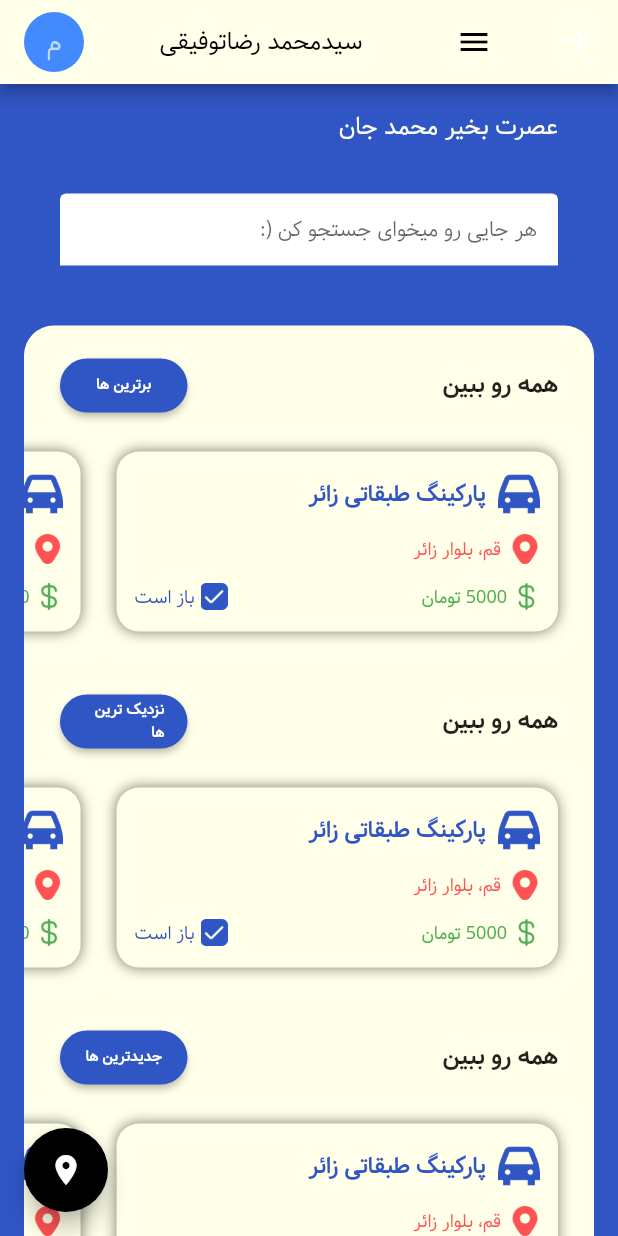
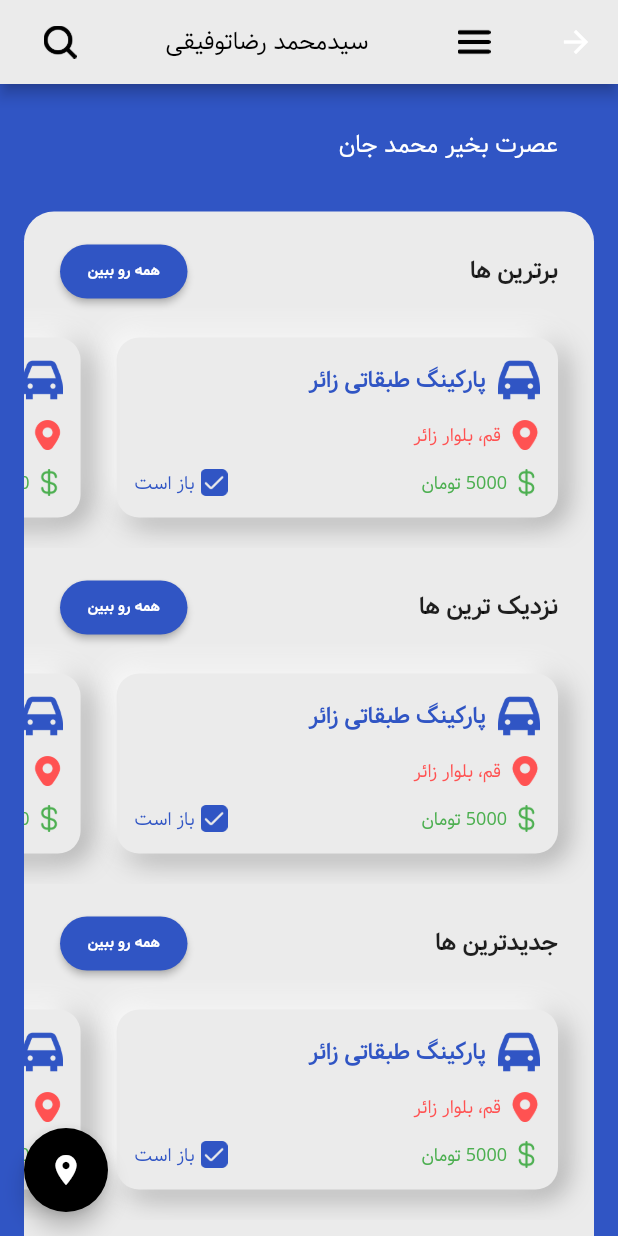
Before and after one commit to smrTofighi/parking_app, a Flutter app: the MainPage screen opened directly, on a phone screen of 412 x 824 dp. Run offline on Flutter 3.47's test engine with Material 2 defaults, Android fonts, the phone set to English and light mode, and no system bars; our stand-ins replace flutter_spinkit, get, get_storage, smooth_page_indicator; accounts and stored records are empty.

Commit message:
add picture and change design

```diff
--- a/lib/core/styles/button_styles.dart
+++ b/lib/core/styles/button_styles.dart
@@ -8,7 +8,7 @@ class MyButtonStyle {
     textStyle: MaterialStateProperty.all(
       MyTextStyle.buttonTextStyle,
     ),
-    foregroundColor: MaterialStateProperty.all(SolidColors.themeColor),
+    foregroundColor: MaterialStateProperty.all(SolidColors.primery),
   );
 
   static ButtonStyle whiteTextButton = ButtonStyle(
--- a/lib/core/styles/text_styles.dart
+++ b/lib/core/styles/text_styles.dart
@@ -3,23 +3,23 @@ import '../values/colors.dart';
 
 class MyTextStyle {
   static const TextStyle hintStyle =
-      TextStyle(fontSize: 14, color: SolidColors.hintTextColor);
+      TextStyle(fontSize: 14, color: SolidColors.hintText);
 
   static const TextStyle textFieldStyle =
-      TextStyle(fontSize: 14, color: SolidColors.textBlackColor);
+      TextStyle(fontSize: 14, color: SolidColors.textBlack);
   static const TextStyle helloBigTextStyle = TextStyle(
     fontWeight: FontWeight.bold,
     fontSize: 25,
   );
   static const TextStyle middleTextGreyStyle = TextStyle(
     fontSize: 18,
-    color: SolidColors.textGreyColor,
+    color: SolidColors.textGrey,
   );
   static const TextStyle seeAllText =
       TextStyle(fontSize: 16, fontWeight: FontWeight.w700);
   static const TextStyle lowTextGreyStyle = TextStyle(
     fontSize: 13,
-    color: SolidColors.textGreyColor,
+    color: SolidColors.textGrey,
   );
   static const TextStyle buttonTextStyle = TextStyle(
     fontSize: 14,
--- a/lib/core/themes/light_theme.dart
+++ b/lib/core/themes/light_theme.dart
@@ -18,7 +18,7 @@ TextButtonThemeData textButtomTheme() {
       textStyle: MaterialStateProperty.all(
         const TextStyle(fontSize: 14),
       ),
-      foregroundColor: MaterialStateProperty.all(SolidColors.textGreyColor),
+      foregroundColor: MaterialStateProperty.all(SolidColors.textGrey),
     ),
   );
 }
@@ -26,13 +26,13 @@ TextButtonThemeData textButtomTheme() {
 ElevatedButtonThemeData elevatedButtonTheme() {
   return ElevatedButtonThemeData(
     style: ButtonStyle(
-        backgroundColor: MaterialStateProperty.all(SolidColors.themeColor)),
+        backgroundColor: MaterialStateProperty.all(SolidColors.primery)),
   );
 }
 
 InputDecorationTheme inputDecoration() {
   return const InputDecorationTheme(
-    fillColor: Colors.white,
+    fillColor: SolidColors.textFieldBackGround,
     hintStyle: MyTextStyle.hintStyle,
     contentPadding:
         EdgeInsets.only(left: 14.0, bottom: 8.0, top: 8.0, right: 14),
--- a/lib/core/values/colors.dart
+++ b/lib/core/values/colors.dart
@@ -1,22 +1,18 @@
 import 'package:flutter/material.dart';
 
 class SolidColors {
-  static const Color blackColor = Color(0xff272727);
-  static const Color yellowColor = Color(0xffFDE74C);
-  static const Color greyColor = Color(0xffC3C3C3);
+  static const Color greyBackGround = Color.fromARGB(255, 235, 235, 235);
+  static const Color textFieldBackGround = Color.fromARGB(255, 235, 235, 235);
+  static const Color primery = Color(0xff3055c4);
+  static const Color backGround = Color(0xff3055c4);
+  static const Color backGroundAppBar = Color.fromARGB(255, 235, 235, 235);
+  static const Color container = Color(0xffFFFFEA);
+  static const Color hintText = Color.fromARGB(255, 137, 137, 137);
+  static const Color bottomContainerInfoScreen =
+      Color.fromARGB(255, 90, 129, 255);
+  static const Color green = Colors.green;
+  static const Color red = Colors.redAccent;
 
-  static const Color screenColor = Color(0xffFFFFEA);
-  static const Color themeColor = Color(0xff3055c4);
-  static const Color backGroundColor = Color(0xff3055c4);
-  static const Color blueColor = Color(0xff3055c4);
-  static const Color backGroundAppBarColor = Color(0xffFFFFEA);
-  static const Color containerColor = Color(0xffFFFFEA);
-  static const Color hintTextColor = Color.fromRGBO(189, 189, 189, 1);
-  static const Color bottomContainerInfoScreenColor =
-      Color.fromARGB(255, 90, 129, 255);
-  static const Color greenColor = Colors.green;
-  static const Color redColor = Colors.redAccent;
-
-  static const Color textBlackColor = Color.fromARGB(255, 24, 24, 24);
-  static const Color textGreyColor = Color.fromRGBO(97, 97, 97, 1);
+  static const Color textBlack = Color.fromARGB(255, 24, 24, 24);
+  static const Color textGrey = Color.fromRGBO(97, 97, 97, 1);
 }
--- a/lib/core/values/dimens.dart
+++ b/lib/core/values/dimens.dart
@@ -3,4 +3,5 @@ import 'package:get/get.dart';
 class Dimens {
   static double width = Get.width;
   static double height = Get.height;
+  static const double icon = 22;
 }
--- a/lib/core/values/icons.dart
+++ b/lib/core/values/icons.dart
@@ -0,0 +1,7 @@
+import 'package:flutter/material.dart';
+import 'package:park_app/gen/assets.gen.dart';
+
+class MyIcon {
+  static Image search = Image.asset(Assets.icons.search.path);
+  static Image menu = Image.asset(Assets.icons.menu.path);
+}
--- a/lib/gen/assets.gen.dart
+++ b/lib/gen/assets.gen.dart
@@ -50,6 +50,9 @@ class $AssetsIconsGen {
   /// File path: assets/icons/logout.png
   AssetGenImage get logout => const AssetGenImage('assets/icons/logout.png');
 
+  /// File path: assets/icons/menu.png
+  AssetGenImage get menu => const AssetGenImage('assets/icons/menu.png');
+
   /// File path: assets/icons/search.png
   AssetGenImage get search => const AssetGenImage('assets/icons/search.png');
 
@@ -80,6 +83,7 @@ class $AssetsIconsGen {
         instagram,
         location,
         logout,
+        menu,
         search,
         settings,
         share,
--- a/lib/views/pages/main_page.dart
+++ b/lib/views/pages/main_page.dart
@@ -1,5 +1,7 @@
 import 'package:flutter/material.dart';
 import 'package:get/get.dart';
+import 'package:park_app/core/values/dimens.dart';
+import 'package:park_app/core/values/icons.dart';
 import 'package:park_app/views/pages/single_park_page.dart';
 import 'package:park_app/views/widgets/floating_action_button.dart';
 import '../../core/values/colors.dart';
@@ -13,22 +15,23 @@ class MainPage extends StatelessWidget {
 
   @override
   Widget build(BuildContext context) {
-    // var screenWidth = MediaQuery.of(context).size.width;
     return SafeArea(
       child: Scaffold(
-        backgroundColor: SolidColors.blueColor,
+        backgroundColor: SolidColors.backGround,
         //? appbar
         appBar: AppBar(
-          backgroundColor: SolidColors.backGroundAppBarColor,
+          backgroundColor: SolidColors.backGroundAppBar,
           title: Row(
             mainAxisAlignment: MainAxisAlignment.spaceBetween,
             children: [
               IconButton(
-                  onPressed: () {},
-                  icon: const Icon(
-                    Icons.menu,
-                    color: Colors.black,
-                  )),
+                onPressed: () {},
+                icon: ImageIcon(
+                  MyIcon.menu.image,
+                  color: Colors.black,
+                  size: Dimens.icon,
+                ),
+              ),
               const Text(
                 'سیدمحمد رضاتوفیقی',
                 style: TextStyle(
@@ -36,9 +39,13 @@ class MainPage extends StatelessWidget {
                     fontSize: 16,
                     color: Colors.black),
               ),
-              const CircleAvatar(
-                backgroundColor: Colors.blueAccent,
-                child: Text('م'),
+              IconButton(
+                onPressed: () {},
+                icon: ImageIcon(
+                  MyIcon.search.image,
+                  color: Colors.black,
+                  size: Dimens.icon,
+                ),
               ),
             ],
           ),
@@ -52,35 +59,35 @@ class MainPage extends StatelessWidget {
             child: Column(
               // mainAxisAlignment: MainAxisAlignment.center,
               children: [
-                textWelcomUser(),
-                textFieldSearch(),
+                const WelcomeUserText(),
+                // const TextFieldSearch(),
                 Container(
                   margin: const EdgeInsets.fromLTRB(8, 32, 8, 0),
                   width: Get.width,
                   decoration: const BoxDecoration(
-                    color: SolidColors.screenColor,
+                    color: SolidColors.greyBackGround,
                     borderRadius: BorderRadius.all(Radius.circular(20)),
                   ),
                   child: Column(
                     children: [
                       SeeAllAndButton(
-                        textButton: MyString.best,
+                        text: MyString.best,
                         onPressed: () {},
                       ),
-                      parkingListItem(5),
+                      const ParkingList(count: 4),
                       SeeAllAndButton(
-                        textButton: MyString.nearFromYou,
+                        text: MyString.nearFromYou,
                         onPressed: () {},
                       ),
-                      parkingListItem(
-                        5,
+                      const ParkingList(
+                        count: 5,
                       ),
                       SeeAllAndButton(
-                        textButton: MyString.newest,
+                        text: MyString.newest,
                         onPressed: () {},
                       ),
-                      parkingListItem(
-                        parkList.length,
+                      ParkingList(
+                        count: parkList.length,
                       ),
                       const SizedBox(
                         height: 60,
@@ -100,48 +107,16 @@ class MainPage extends StatelessWidget {
       ),
     );
   }
+}
 
-  Widget textFieldSearch() {
-    return const Padding(
-      padding: EdgeInsets.fromLTRB(32, 24, 32, 8),
-      child: TextField(
-        style: TextStyle(fontSize: 14),
-        decoration: InputDecoration(
-          fillColor: Colors.white,
-          hintText: 'هر جایی رو میخوای جستجو کن (:',
-          hintStyle: TextStyle(fontSize: 14),
-          contentPadding:
-              EdgeInsets.only(left: 14.0, bottom: 8.0, top: 8.0, right: 14),
-          filled: true,
-          focusedBorder: OutlineInputBorder(
-            borderSide: BorderSide(color: Colors.transparent),
-          ),
-          enabledBorder: UnderlineInputBorder(
-            borderSide: BorderSide(color: Colors.transparent),
-          ),
-          border: OutlineInputBorder(
-            borderSide: BorderSide(color: Colors.transparent),
-          ),
-        ),
-      ),
-    );
-  }
+//? Widgets
 
-  Widget textWelcomUser() {
-    return const Padding(
-      padding: EdgeInsets.fromLTRB(0, 16, 32, 8),
-      child: Align(
-        alignment: Alignment.centerRight,
-        child: Text(
-          '${MyString.goodAfternon} محمد جان',
-          style: TextStyle(
-              color: Colors.white, fontWeight: FontWeight.w100, fontSize: 16),
-        ),
-      ),
-    );
-  }
+class ParkingList extends StatelessWidget {
+  const ParkingList({super.key, required this.count});
+  final int count;
 
-  Widget parkingListItem(int count) {
+  @override
+  Widget build(BuildContext context) {
     return SizedBox(
       height: 160,
       child: ListView.builder(
@@ -155,17 +130,22 @@ class MainPage extends StatelessWidget {
                   index == parkList.length - 1 ? 24 : 0, 20, 24, 20),
               height: 120,
               padding: const EdgeInsets.fromLTRB(12, 8, 12, 8),
-              width: Get.width / 1.4,
+              width: Dimens.width / 1.4,
               decoration: BoxDecoration(
                 borderRadius: const BorderRadius.all(
                   Radius.circular(15),
                 ),
-                color: SolidColors.containerColor,
+                color: SolidColors.greyBackGround,
                 boxShadow: [
                   BoxShadow(
-                    color: Colors.black.withOpacity(0.5),
-                    blurRadius: 7,
-                  )
+                      color: Colors.grey.shade500,
+                      blurRadius: 15,
+                      offset: const Offset(5, 5)),
+                  const BoxShadow(
+                    color: Colors.white,
+                    blurRadius: 15,
+                    offset: Offset(-5, -5),
+                  ),
                 ],
               ),
               child: Column(
@@ -177,7 +157,7 @@ class MainPage extends StatelessWidget {
                       ImageIcon(
                         AssetImage(Assets.icons.car.path),
                         size: 28,
-                        color: SolidColors.blueColor,
+                        color: SolidColors.primery,
                       ),
                       const SizedBox(
                         width: 8,
@@ -185,7 +165,7 @@ class MainPage extends StatelessWidget {
                       Text(
                         parkList[index].name!,
                         style: const TextStyle(
-                            color: SolidColors.blueColor,
+                            color: SolidColors.primery,
                             fontWeight: FontWeight.bold),
                       )
                     ],
@@ -203,7 +183,7 @@ class MainPage extends StatelessWidget {
                       Text(
                         parkList[index].location.toString(),
                         style: const TextStyle(
-                            fontSize: 12, color: SolidColors.redColor),
+                            fontSize: 12, color: SolidColors.red),
                       ),
                     ],
                   ),
@@ -215,7 +195,7 @@ class MainPage extends StatelessWidget {
                           ImageIcon(
                             AssetImage(Assets.icons.dollar.path),
                             size: 18,
-                            color: SolidColors.greenColor,
+                            color: SolidColors.green,
                           ),
                           const SizedBox(
                             width: 4,
@@ -223,7 +203,7 @@ class MainPage extends StatelessWidget {
                           Text(
                             '${parkList[index].price} تومان',
                             style: const TextStyle(
-                                fontSize: 12, color: SolidColors.greenColor),
+                                fontSize: 12, color: SolidColors.green),
                           ),
                         ],
                       ),
@@ -235,8 +215,8 @@ class MainPage extends StatelessWidget {
                                 : Assets.icons.close.path),
                             size: 18,
                             color: parkList[index].isOpen!
-                                ? SolidColors.blueColor
-                                : SolidColors.redColor,
+                                ? SolidColors.primery
+                                : SolidColors.red,
                           ),
                           const SizedBox(
                             width: 4,
@@ -246,8 +226,8 @@ class MainPage extends StatelessWidget {
                             style: TextStyle(
                               fontSize: 12,
                               color: parkList[index].isOpen!
-                                  ? SolidColors.blueColor
-                                  : SolidColors.redColor,
+                                  ? SolidColors.primery
+                                  : SolidColors.red,
                             ),
                           )
                         ],
@@ -266,3 +246,40 @@ class MainPage extends StatelessWidget {
     );
   }
 }
+
+class WelcomeUserText extends StatelessWidget {
+  const WelcomeUserText({super.key});
+
+  @override
+  Widget build(BuildContext context) {
+    return const Padding(
+      padding: EdgeInsets.fromLTRB(0, 28, 32, 0),
+      child: Align(
+        alignment: Alignment.centerRight,
+        child: Text(
+          '${MyString.goodAfternon} محمد جان',
+          style: TextStyle(
+              color: Colors.white, fontWeight: FontWeight.w100, fontSize: 16),
+        ),
+      ),
+    );
+  }
+}
+
+class TextFieldSearch extends StatelessWidget {
+  const TextFieldSearch({super.key});
+
+  @override
+  Widget build(BuildContext context) {
+    return const Padding(
+      padding: EdgeInsets.fromLTRB(32, 24, 32, 8),
+      child: TextField(
+        style: TextStyle(fontSize: 14),
+        decoration: InputDecoration(
+          fillColor: SolidColors.textFieldBackGround,
+          hintText: 'هر جایی رو میخوای جستجو کن (:',
+        ),
+      ),
+    );
+  }
+}
--- /dev/null
+++ b/lib/views/pages/profile_page.dart
@@ -0,0 +1,12 @@
+import 'package:flutter/material.dart';
+
+class ProfilePage extends StatelessWidget {
+  const ProfilePage({super.key});
+
+  @override
+  Widget build(BuildContext context) {
+    return const SafeArea(
+      child: Scaffold(),
+    );
+  }
+}
--- a/lib/views/pages/single_park_page.dart
+++ b/lib/views/pages/single_park_page.dart
@@ -57,7 +57,7 @@ class SingleParkPage extends StatelessWidget {
                             style: const TextStyle(
                                 fontSize: 20,
                                 fontWeight: FontWeight.bold,
-                                color: SolidColors.blueColor),
+                                color: SolidColors.primery),
                           ),
                         ],
                       ),
@@ -71,7 +71,7 @@ class SingleParkPage extends StatelessWidget {
                             children: [
                               ImageIcon(
                                 AssetImage(Assets.icons.location.path),
-                                color: SolidColors.blueColor,
+                                color: SolidColors.primery,
                                 size: 16,
                               ),
                               const SizedBox(
@@ -80,7 +80,7 @@ class SingleParkPage extends StatelessWidget {
                               Text(
                                 listPark[index].location!,
                                 style: const TextStyle(
-                                    fontSize: 13, color: SolidColors.blueColor),
+                                    fontSize: 13, color: SolidColors.primery),
                               )
                             ],
                           ),
@@ -121,7 +121,7 @@ class SingleParkPage extends StatelessWidget {
                   padding: const EdgeInsets.fromLTRB(28, 0, 28, 24),
                   height: size.height / 8,
                   width: Get.width,
-                  decoration: const BoxDecoration(color: SolidColors.blueColor),
+                  decoration: const BoxDecoration(color: SolidColors.primery),
                   child: SizedBox(
                     height: Get.height,
                     child: Row(
--- a/lib/views/pages/splash_page.dart
+++ b/lib/views/pages/splash_page.dart
@@ -25,7 +25,7 @@ class _SplashPageState extends State<SplashPage> {
   Widget build(BuildContext context) {
     return SafeArea(
       child: Scaffold(
-        backgroundColor: SolidColors.backGroundColor,
+        backgroundColor: SolidColors.backGround,
         body: Center(
           child: Column(
             mainAxisAlignment: MainAxisAlignment.center,
--- a/lib/views/widgets/see_all_and_button.dart
+++ b/lib/views/widgets/see_all_and_button.dart
@@ -5,8 +5,8 @@ import '../../core/values/colors.dart';
 
 class SeeAllAndButton extends StatelessWidget {
   const SeeAllAndButton(
-      {super.key, required this.textButton, required this.onPressed});
-  final String textButton;
+      {super.key, required this.text, required this.onPressed});
+  final String text;
   final Function() onPressed;
   @override
   Widget build(BuildContext context) {
@@ -15,8 +15,8 @@ class SeeAllAndButton extends StatelessWidget {
       child: Row(
         mainAxisAlignment: MainAxisAlignment.spaceBetween,
         children: [
-          const Text(
-            MyString.seeAll,
+          Text(
+            text,
             style: MyTextStyle.seeAllText,
           ),
           SizedBox(
@@ -24,17 +24,25 @@ class SeeAllAndButton extends StatelessWidget {
             child: ElevatedButton(
               onPressed: onPressed,
               style: ButtonStyle(
-                backgroundColor:
-                    MaterialStateProperty.all(SolidColors.blueColor),
+                backgroundColor: MaterialStateProperty.all(SolidColors.primery),
                 shape: MaterialStateProperty.all(
                   RoundedRectangleBorder(
                     borderRadius: BorderRadius.circular(18.0),
                   ),
                 ),
+                elevation: MaterialStateProperty.resolveWith(
+                  (states) {
+                    if (states.contains(MaterialState.pressed)) {
+                      return 0;
+                    } else {
+                      return null;
+                    }
+                  },
+                ),
               ),
-              child: Text(
-                textButton,
-                style: const TextStyle(fontSize: 10),
+              child: const Text(
+                MyString.seeAll,
+                style: TextStyle(fontSize: 10, color: Colors.white),
               ),
             ),
           )
```
Also changed, not shown: assets/icons/menu.png (added).
